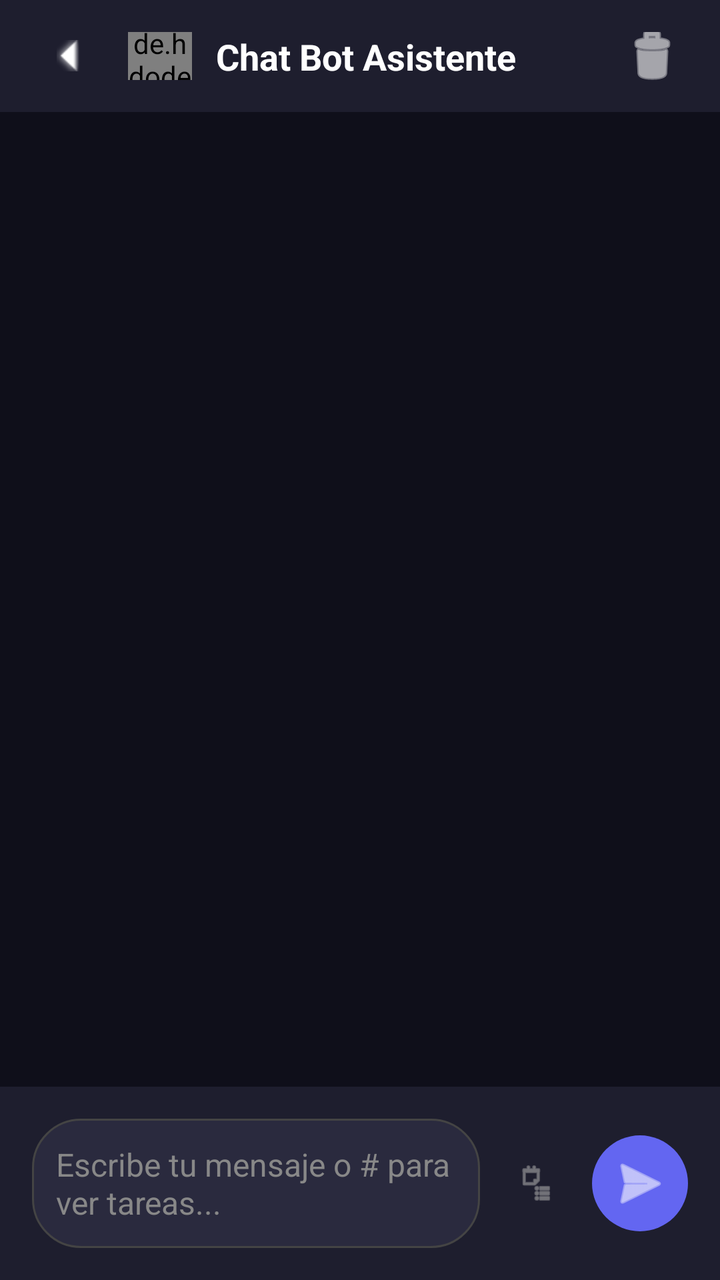
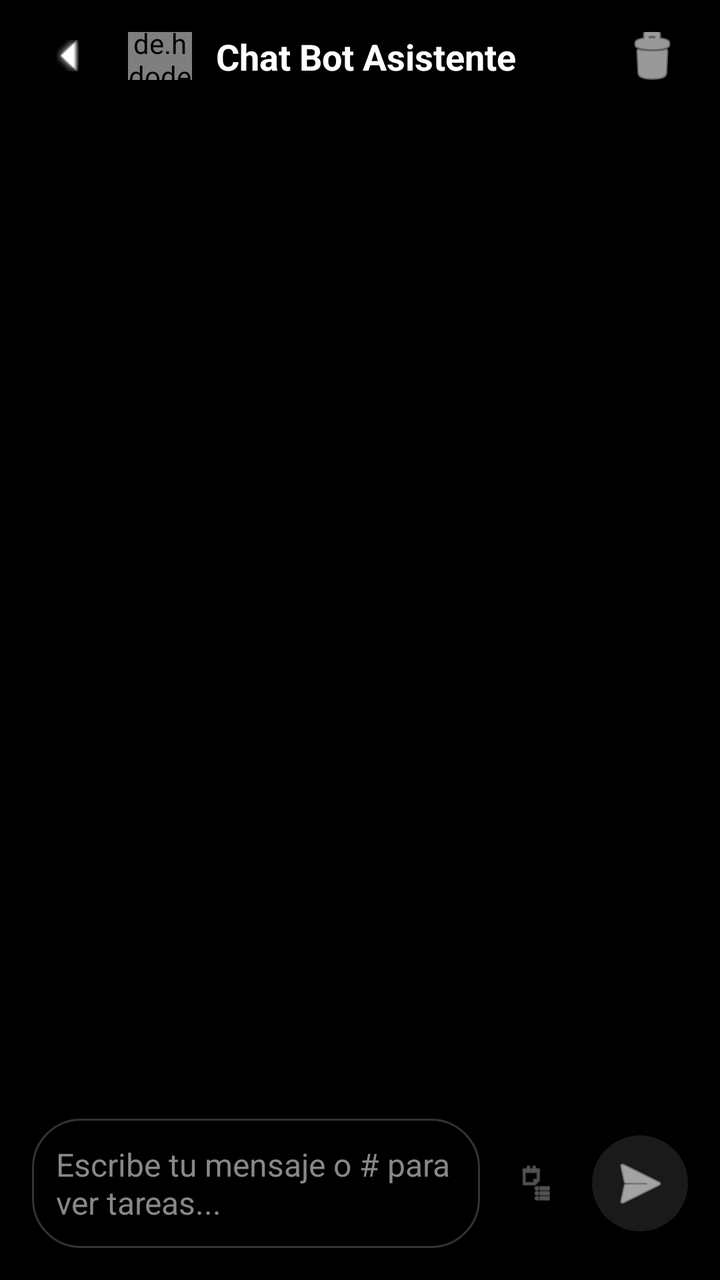

Two renders of the same Android screen: before a commit and after it. Below are the layout's source before the change and the commit's diff.
<!-- AndroidManifest.xml: application theme Theme.Tareamov -->
<!-- res/layout/fragment_chatbot.xml -->
<?xml version="1.0" encoding="utf-8"?>
<androidx.constraintlayout.widget.ConstraintLayout xmlns:android="http://schemas.android.com/apk/res/android"
    xmlns:app="http://schemas.android.com/apk/res-auto"
    xmlns:tools="http://schemas.android.com/tools"
    android:layout_width="match_parent"
    android:layout_height="match_parent"
    android:background="#0F0F1A">

    
    <LinearLayout
        android:id="@+id/topBar"
        android:layout_width="match_parent"
        android:layout_height="56dp"
        android:background="#1E1E2E"
        android:orientation="horizontal"
        android:gravity="center_vertical"
        android:padding="16dp"
        app:layout_constraintTop_toTopOf="parent">

        <ImageButton
            android:id="@+id/backButton"
            android:layout_width="36dp"
            android:layout_height="36dp"
            android:background="?attr/selectableItemBackgroundBorderless"
            android:src="@android:drawable/arrow_up_float"
            android:rotation="270"
            android:tint="#FFFFFF" />

        <de.hdodenhof.circleimageview.CircleImageView
            android:id="@+id/botAvatarImageView"
            android:layout_width="32dp"
            android:layout_height="32dp"
            android:layout_marginStart="12dp"
            android:src="@android:drawable/ic_dialog_info"
            app:civ_border_width="1dp"
            app:civ_border_color="#6366F1" />

        <TextView
            android:id="@+id/botNameTextView"
            android:layout_width="0dp"
            android:layout_height="wrap_content"
            android:layout_weight="1"
            android:layout_marginStart="12dp"
            android:text="Chat Bot Asistente"
            android:textColor="#FFFFFF"
            android:textSize="18sp"
            android:textStyle="bold" />

        <ImageButton
            android:id="@+id/clearChatButton"
            android:layout_width="36dp"
            android:layout_height="36dp"
            android:background="?attr/selectableItemBackgroundBorderless"
            android:src="@android:drawable/ic_menu_delete"
            android:tint="#FFFFFF" />
    </LinearLayout>

    
    <androidx.recyclerview.widget.RecyclerView
        android:id="@+id/messagesRecyclerView"
        android:layout_width="match_parent"
        android:layout_height="0dp"
        android:layout_marginTop="8dp"
        android:layout_marginBottom="8dp"
        android:paddingHorizontal="16dp"
        android:clipToPadding="false"
        app:layout_constraintTop_toBottomOf="@id/topBar"
        app:layout_constraintBottom_toTopOf="@id/messageInputContainer"
        tools:listitem="@layout/item_chat_message" />

    
    <LinearLayout
        android:id="@+id/messageInputContainer"
        android:layout_width="match_parent"
        android:layout_height="wrap_content"
        android:background="#1E1E2E"
        android:orientation="horizontal"
        android:padding="16dp"
        android:gravity="center_vertical"
        app:layout_constraintBottom_toBottomOf="parent">

        <EditText
            android:id="@+id/messageEditText"
            android:layout_width="0dp"
            android:layout_height="wrap_content"
            android:layout_weight="1"
            android:background="@drawable/message_input_background"
            android:hint="Escribe tu mensaje o # para ver tareas..."
            android:textColorHint="#888888"
            android:textColor="#FFFFFF"
            android:padding="12dp"
            android:maxLines="4"
            android:textSize="16sp" />

        <ImageButton
            android:id="@+id/gradedTasksButton"
            android:layout_width="40dp"
            android:layout_height="40dp"
            android:layout_marginStart="8dp"
            android:background="?attr/selectableItemBackgroundBorderless"
            android:src="@android:drawable/ic_menu_agenda"
            android:tint="#AAAAAA"
            android:scaleType="centerInside"
            android:padding="10dp" />

        <ImageButton
            android:id="@+id/sendButton"
            android:layout_width="48dp"
            android:layout_height="48dp"
            android:layout_marginStart="8dp"
            android:background="@drawable/send_button_background"
            android:src="@android:drawable/ic_menu_send"
            android:tint="#FFFFFF"
            android:scaleType="center" />
    </LinearLayout>

    
    <ProgressBar
        android:id="@+id/loadingProgressBar"
        android:layout_width="24dp"
        android:layout_height="24dp"
        android:layout_marginEnd="16dp"
        android:layout_marginBottom="16dp"
        android:indeterminateTint="#6366F1"
        android:visibility="gone"
        app:layout_constraintEnd_toEndOf="parent"
        app:layout_constraintBottom_toTopOf="@id/messageInputContainer" />

    
    <View
        android:id="@+id/taskListOverlayBackground"
        android:layout_width="match_parent"
        android:layout_height="0dp"
        android:background="#80000000"
        android:visibility="gone"
        android:clickable="true"
        android:focusable="true"
        app:layout_constraintTop_toBottomOf="@id/topBar"
        app:layout_constraintBottom_toTopOf="@id/messageInputContainer"
        app:layout_constraintStart_toStartOf="parent"
        app:layout_constraintEnd_toEndOf="parent" />

    
    <View
        android:id="@+id/gradedTasksOverlayBackground"
        android:layout_width="match_parent"
        android:layout_height="0dp"
        android:background="#80000000"
        android:visibility="gone"
        android:clickable="true"
        android:focusable="true"
        app:layout_constraintTop_toBottomOf="@id/topBar"
        app:layout_constraintBottom_toTopOf="@id/messageInputContainer"
        app:layout_constraintStart_toStartOf="parent"
        app:layout_constraintEnd_toEndOf="parent" />

    
    <androidx.cardview.widget.CardView
        android:id="@+id/taskListOverlay"
        android:layout_width="0dp"
        android:layout_height="0dp"
        android:layout_margin="16dp"
        android:visibility="gone"
        android:clickable="true"
        android:focusable="true"
        app:cardBackgroundColor="#2A2A3E"
        app:cardCornerRadius="12dp"
        app:cardElevation="8dp"
        app:layout_constraintTop_toBottomOf="@id/topBar"
        app:layout_constraintBottom_toTopOf="@id/messageInputContainer"
        app:layout_constraintStart_toStartOf="parent"
        app:layout_constraintEnd_toEndOf="parent">

        <LinearLayout
            android:layout_width="match_parent"
            android:layout_height="match_parent"
            android:orientation="vertical"
            android:padding="16dp">

            
            <LinearLayout
                android:layout_width="match_parent"
                android:layout_height="wrap_content"
                android:orientation="horizontal"
                android:gravity="center_vertical"
                android:layout_marginBottom="16dp">

                <TextView
                    android:layout_width="0dp"
                    android:layout_height="wrap_content"
                    android:layout_weight="1"
                    android:text="📚 Tareas del Curso"
                    android:textColor="#FFFFFF"
                    android:textSize="18sp"
                    android:textStyle="bold" />

                <ImageButton
                    android:id="@+id/closeTaskListButton"
                    android:layout_width="32dp"
                    android:layout_height="32dp"
                    android:background="?attr/selectableItemBackgroundBorderless"
                    android:src="@android:drawable/ic_menu_close_clear_cancel"
                    android:tint="#FFFFFF" />
            </LinearLayout>

            
            <TextView
                android:id="@+id/courseNameTextView"
                android:layout_width="match_parent"
                android:layout_height="wrap_content"
                android:text="Nombre del Curso"
                android:textColor="#BBBBBB"
                android:textSize="14sp"
                android:layout_marginBottom="12dp" />

            
            <androidx.recyclerview.widget.RecyclerView
                android:id="@+id/taskListRecyclerView"
                android:layout_width="match_parent"
                android:layout_height="0dp"
                android:layout_weight="1"
                android:scrollbars="vertical" />

            
            <TextView
                android:layout_width="match_parent"
                android:layout_height="wrap_content"
                android:text="💡 Toca una tarea para agregar su contexto al chat"
                android:textColor="#888888"
                android:textSize="12sp"
                android:gravity="center"
                android:layout_marginTop="12dp" />

        </LinearLayout>
    </androidx.cardview.widget.CardView>

    
    <androidx.cardview.widget.CardView
        android:id="@+id/gradedTasksOverlay"
        android:layout_width="0dp"
        android:layout_height="0dp"
        android:layout_margin="16dp"
        android:visibility="gone"
        android:clickable="true"
        android:focusable="true"
        app:cardBackgroundColor="#2A2A3E"
        app:cardCornerRadius="12dp"
        app:cardElevation="8dp"
        app:layout_constraintTop_toBottomOf="@id/topBar"
        app:layout_constraintBottom_toTopOf="@id/messageInputContainer"
        app:layout_constraintStart_toStartOf="parent"
        app:layout_constraintEnd_toEndOf="parent">

        <LinearLayout
            android:layout_width="match_parent"
            android:layout_height="match_parent"
            android:orientation="vertical"
            android:padding="16dp">

            
            <LinearLayout
                android:layout_width="match_parent"
                android:layout_height="wrap_content"
                android:orientation="horizontal"
                android:gravity="center_vertical"
                android:layout_marginBottom="16dp">

                <TextView
                    android:layout_width="0dp"
                    android:layout_height="wrap_content"
                    android:layout_weight="1"
                    android:text="✅ Tareas Calificadas"
                    android:textColor="#FFFFFF"
                    android:textSize="18sp"
                    android:textStyle="bold" />

                <ImageButton
                    android:id="@+id/closeGradedTasksButton"
                    android:layout_width="32dp"
                    android:layout_height="32dp"
                    android:background="?attr/selectableItemBackgroundBorderless"
                    android:src="@android:drawable/ic_menu_close_clear_cancel"
                    android:tint="#FFFFFF" />
            </LinearLayout>

            
            <TextView
                android:id="@+id/gradedCourseNameTextView"
                android:layout_width="match_parent"
                android:layout_height="wrap_content"
                android:text="Nombre del Curso"
                android:textColor="#BBBBBB"
                android:textSize="14sp"
                android:layout_marginBottom="12dp" />

            
            <androidx.recyclerview.widget.RecyclerView
                android:id="@+id/gradedTasksRecyclerView"
                android:layout_width="match_parent"
                android:layout_height="0dp"
                android:layout_weight="1"
                android:scrollbars="vertical" />

            
            <TextView
                android:layout_width="match_parent"
                android:layout_height="wrap_content"
                android:text="📊 Estas son las tareas que ya han sido calificadas"
                android:textColor="#888888"
                android:textSize="12sp"
                android:gravity="center"
                android:layout_marginTop="12dp" />

        </LinearLayout>
    </androidx.cardview.widget.CardView>

</androidx.constraintlayout.widget.ConstraintLayout>
<!-- res/layout/item_chat_message.xml (included above) -->
<?xml version="1.0" encoding="utf-8"?>
<LinearLayout xmlns:android="http://schemas.android.com/apk/res/android"
    xmlns:app="http://schemas.android.com/apk/res-auto"
    android:layout_width="match_parent"
    android:layout_height="wrap_content"
    android:orientation="vertical"
    android:padding="8dp">

    
    <LinearLayout
        android:id="@+id/userMessageContainer"
        android:layout_width="match_parent"
        android:layout_height="wrap_content"
        android:gravity="end"
        android:visibility="gone">

        <androidx.cardview.widget.CardView
            android:layout_width="wrap_content"
            android:layout_height="wrap_content"
            android:layout_marginStart="48dp"
            app:cardBackgroundColor="#6366F1"
            app:cardCornerRadius="18dp"
            app:cardElevation="2dp">

            <TextView
                android:id="@+id/userMessageTextView"
                android:layout_width="wrap_content"
                android:layout_height="wrap_content"
                android:padding="12dp"
                android:text="Mensaje del usuario"
                android:textColor="#FFFFFF"
                android:textSize="16sp"
                android:maxWidth="280dp" />

        </androidx.cardview.widget.CardView>

    </LinearLayout>

    
    <LinearLayout
        android:id="@+id/botMessageContainer"
        android:layout_width="match_parent"
        android:layout_height="wrap_content"
        android:gravity="start"
        android:orientation="horizontal"
        android:visibility="gone"
        android:layout_marginTop="4dp">

        <de.hdodenhof.circleimageview.CircleImageView
            android:layout_width="32dp"
            android:layout_height="32dp"
            android:layout_marginEnd="8dp"
            android:layout_gravity="bottom"
            android:src="@android:drawable/ic_dialog_info"
            app:civ_border_width="1dp"
            app:civ_border_color="#4CAF50" />

        <androidx.cardview.widget.CardView
            android:layout_width="wrap_content"
            android:layout_height="wrap_content"
            android:layout_marginEnd="48dp"
            app:cardBackgroundColor="#2A2A3E"
            app:cardCornerRadius="18dp"
            app:cardElevation="2dp">

            <LinearLayout
                android:layout_width="wrap_content"
                android:layout_height="wrap_content"
                android:orientation="vertical">

                <TextView
                    android:id="@+id/botMessageTextView"
                    android:layout_width="wrap_content"
                    android:layout_height="wrap_content"
                    android:padding="12dp"
                    android:text="Respuesta del bot"
                    android:textColor="#FFFFFF"
                    android:textSize="16sp"
                    android:maxWidth="280dp" />

                
                <LinearLayout
                    android:id="@+id/calificationButtonsContainer"
                    android:layout_width="match_parent"
                    android:layout_height="wrap_content"
                    android:orientation="horizontal"
                    android:paddingHorizontal="12dp"
                    android:paddingBottom="12dp"
                    android:gravity="center"
                    android:visibility="gone">

                    <androidx.cardview.widget.CardView
                        android:id="@+id/addCalificationButton"
                        android:layout_width="wrap_content"
                        android:layout_height="wrap_content"
                        android:layout_marginEnd="8dp"
                        android:background="@drawable/add_calification_button_background"
                        app:cardBackgroundColor="#4CAF50"
                        app:cardCornerRadius="16dp"
                        app:cardElevation="2dp">

                        <LinearLayout
                            android:layout_width="wrap_content"
                            android:layout_height="wrap_content"
                            android:orientation="horizontal"
                            android:padding="8dp"
                            android:gravity="center_vertical">

                            <ImageView
                                android:layout_width="16dp"
                                android:layout_height="16dp"
                                android:src="@android:drawable/ic_input_add"
                                android:tint="#FFFFFF"
                                android:layout_marginEnd="4dp" />

                            <TextView
                                android:layout_width="wrap_content"
                                android:layout_height="wrap_content"
                                android:text="Agregar calificación"
                                android:textColor="#FFFFFF"
                                android:textSize="12sp"
                                android:textStyle="bold" />

                        </LinearLayout>

                    </androidx.cardview.widget.CardView>

                    <androidx.cardview.widget.CardView
                        android:id="@+id/rejectCalificationButton"
                        android:layout_width="wrap_content"
                        android:layout_height="wrap_content"
                        android:background="@drawable/reject_calification_button_background"
                        app:cardBackgroundColor="#F44336"
                        app:cardCornerRadius="16dp"
                        app:cardElevation="2dp">

                        <LinearLayout
                            android:layout_width="wrap_content"
                            android:layout_height="wrap_content"
                            android:orientation="horizontal"
                            android:padding="8dp"
                            android:gravity="center_vertical">

                            <ImageView
                                android:layout_width="16dp"
                                android:layout_height="16dp"
                                android:src="@android:drawable/ic_delete"
                                android:tint="#FFFFFF"
                                android:layout_marginEnd="4dp" />

                            <TextView
                                android:layout_width="wrap_content"
                                android:layout_height="wrap_content"
                                android:text="No agregar"
                                android:textColor="#FFFFFF"
                                android:textSize="12sp"
                                android:textStyle="bold" />

                        </LinearLayout>

                    </androidx.cardview.widget.CardView>

                </LinearLayout>

            </LinearLayout>

        </androidx.cardview.widget.CardView>

    </LinearLayout>

    
    <TextView
        android:id="@+id/messageTimestampTextView"
        android:layout_width="wrap_content"
        android:layout_height="wrap_content"
        android:layout_gravity="center_horizontal"
        android:layout_marginTop="4dp"
        android:text="12:34 PM"
        android:textColor="#888888"
        android:textSize="12sp" />

</LinearLayout>
<!-- resources referenced by this layout -->
<resources>
  <!-- drawable add_calification_button_background (drawable) -->
  <?xml version="1.0" encoding="utf-8"?>
  <selector xmlns:android="http://schemas.android.com/apk/res/android">
      <item android:state_pressed="true">
          <shape android:shape="rectangle">
              <solid android:color="#45A049" />
              <corners android:radius="16dp" />
          </shape>
      </item>
      <item>
          <shape android:shape="rectangle">
              <solid android:color="#4CAF50" />
              <corners android:radius="16dp" />
          </shape>
      </item>
  </selector>
  <!-- drawable message_input_background (drawable) -->
  <?xml version="1.0" encoding="utf-8"?>
  <shape xmlns:android="http://schemas.android.com/apk/res/android">
      <solid android:color="#2A2A3E" />
      <corners android:radius="24dp" />
      <stroke android:width="1dp" android:color="#444444" />
  </shape>
  <!-- drawable reject_calification_button_background (drawable) -->
  <?xml version="1.0" encoding="utf-8"?>
  <selector xmlns:android="http://schemas.android.com/apk/res/android">
      <item android:state_pressed="true">
          <shape android:shape="rectangle">
              <solid android:color="#D32F2F" />
              <corners android:radius="16dp" />
          </shape>
      </item>
      <item>
          <shape android:shape="rectangle">
              <solid android:color="#F44336" />
              <corners android:radius="16dp" />
          </shape>
      </item>
  </selector>
  <!-- drawable send_button_background (drawable) -->
  <?xml version="1.0" encoding="utf-8"?>
  <selector xmlns:android="http://schemas.android.com/apk/res/android">
      <item android:state_pressed="true">
          <shape android:shape="oval">
              <solid android:color="#5A67D8" />
          </shape>
      </item>
      <item>
          <shape android:shape="oval">
              <solid android:color="#6366F1" />
          </shape>
      </item>
  </selector>
  <style name="Theme.Tareamov" parent="Base.Theme.Tareamov" />
  <style name="Base.Theme.Tareamov" parent="Theme.Material3.DayNight.NoActionBar">
          
          
      </style>
</resources>

<!-- the commit's change to res/layout/fragment_chatbot.xml (unified diff, before → after) -->
@@ -4,14 +4,14 @@
     xmlns:tools="http://schemas.android.com/tools"
     android:layout_width="match_parent"
     android:layout_height="match_parent"
-    android:background="#0F0F1A">
+    android:background="#000000">
 
     
     <LinearLayout
         android:id="@+id/topBar"
         android:layout_width="match_parent"
         android:layout_height="56dp"
-        android:background="#1E1E2E"
+        android:background="#000000"
         android:orientation="horizontal"
         android:gravity="center_vertical"
         android:padding="16dp"
@@ -33,7 +33,7 @@
             android:layout_marginStart="12dp"
             android:src="@android:drawable/ic_dialog_info"
             app:civ_border_width="1dp"
-            app:civ_border_color="#6366F1" />
+            app:civ_border_color="#10A37F" />
 
         <TextView
             android:id="@+id/botNameTextView"
@@ -73,7 +73,7 @@
         android:id="@+id/messageInputContainer"
         android:layout_width="match_parent"
         android:layout_height="wrap_content"
-        android:background="#1E1E2E"
+        android:background="#000000"
         android:orientation="horizontal"
         android:padding="16dp"
         android:gravity="center_vertical"
@@ -99,7 +99,7 @@
             android:layout_marginStart="8dp"
             android:background="?attr/selectableItemBackgroundBorderless"
             android:src="@android:drawable/ic_menu_agenda"
-            android:tint="#AAAAAA"
+            android:tint="#888888"
             android:scaleType="centerInside"
             android:padding="10dp" />
 
@@ -121,7 +121,7 @@
         android:layout_height="24dp"
         android:layout_marginEnd="16dp"
         android:layout_marginBottom="16dp"
-        android:indeterminateTint="#6366F1"
+        android:indeterminateTint="#10A37F"
         android:visibility="gone"
         app:layout_constraintEnd_toEndOf="parent"
         app:layout_constraintBottom_toTopOf="@id/messageInputContainer" />
@@ -163,7 +163,7 @@
         android:visibility="gone"
         android:clickable="true"
         android:focusable="true"
-        app:cardBackgroundColor="#2A2A3E"
+        app:cardBackgroundColor="#000000"
         app:cardCornerRadius="12dp"
         app:cardElevation="8dp"
         app:layout_constraintTop_toBottomOf="@id/topBar"
@@ -243,7 +243,7 @@
         android:visibility="gone"
         android:clickable="true"
         android:focusable="true"
-        app:cardBackgroundColor="#2A2A3E"
+        app:cardBackgroundColor="#000000"
         app:cardCornerRadius="12dp"
         app:cardElevation="8dp"
         app:layout_constraintTop_toBottomOf="@id/topBar"
<!-- resource entries referenced after the edit -->
@@ -19,9 +19,9 @@
   <!-- drawable message_input_background (drawable) -->
   <?xml version="1.0" encoding="utf-8"?>
   <shape xmlns:android="http://schemas.android.com/apk/res/android">
-      <solid android:color="#2A2A3E" />
+      <solid android:color="#000000" />
       <corners android:radius="24dp" />
-      <stroke android:width="1dp" android:color="#444444" />
+      <stroke android:width="1dp" android:color="#333333" />
   </shape>
   <!-- drawable reject_calification_button_background (drawable) -->
   <?xml version="1.0" encoding="utf-8"?>
@@ -44,12 +44,12 @@
   <selector xmlns:android="http://schemas.android.com/apk/res/android">
       <item android:state_pressed="true">
           <shape android:shape="oval">
-              <solid android:color="#5A67D8" />
+              <solid android:color="#333333" />
           </shape>
       </item>
       <item>
           <shape android:shape="oval">
-              <solid android:color="#6366F1" />
+              <solid android:color="#1a1a1a" />
           </shape>
       </item>
   </selector>
